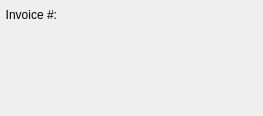
Old version of the form guiclient/printInvoice.ui in the repository discountscott/qt-client.
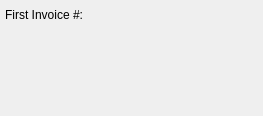
New version of the form. Custom widgets are drawn as their Qt base class.

What changed in the file:
```diff
--- a/guiclient/printInvoice.ui
+++ b/guiclient/printInvoice.ui
@@ -32,7 +32,7 @@
      <item>
       <widget class="QLabel" name="_invoiceNumLit">
        <property name="text">
-        <string>Invoice #:</string>
+        <string>First Invoice #:</string>
        </property>
        <property name="alignment">
         <set>Qt::AlignRight|Qt::AlignTrailing|Qt::AlignVCenter</set>
```
